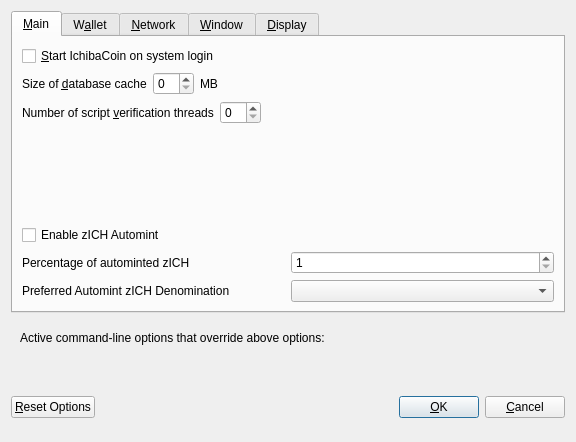
The window that src/qt/forms/optionsdialog.ui (LordSoylent/ICHIBA) describes before a commit, drawn with Qt 5.
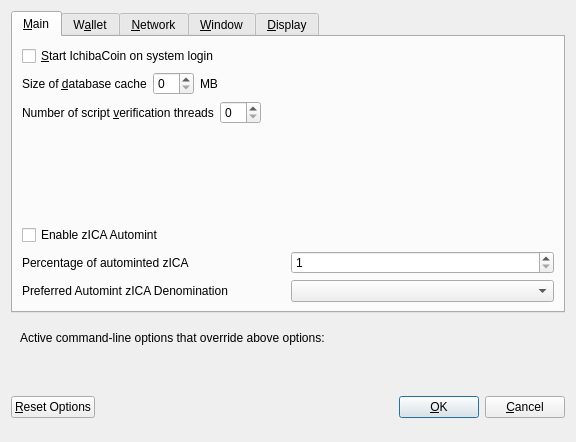
The same window after the commit. Custom widgets are drawn as their Qt base class.

Diff of the .ui file:
```diff
--- a/src/qt/forms/optionsdialog.ui
+++ b/src/qt/forms/optionsdialog.ui
@@ -139,7 +139,7 @@
           <enum>Qt::LeftToRight</enum>
          </property>
          <property name="text">
-          <string>Enable zICH Automint</string>
+          <string>Enable zICA Automint</string>
          </property>
         </widget>
        </item>
@@ -151,7 +151,7 @@
             <string>Percentage of incoming ICH which get automatically converted to zICH via Zerocoin Protocol (min: 10%)</string>
            </property>
            <property name="text">
-            <string>Percentage of autominted zICH</string>
+            <string>Percentage of autominted zICA</string>
            </property>
           </widget>
          </item>
@@ -184,7 +184,7 @@
             <string>Wait with automatic conversion to Zerocoin until enough ICH for this denomination is available</string>
            </property>
            <property name="text">
-            <string>Preferred Automint zICH Denomination</string>
+            <string>Preferred Automint zICA Denomination</string>
            </property>
           </widget>
          </item>
```
Left out of the diff: 8 changed lines with no effect on the pictures.
